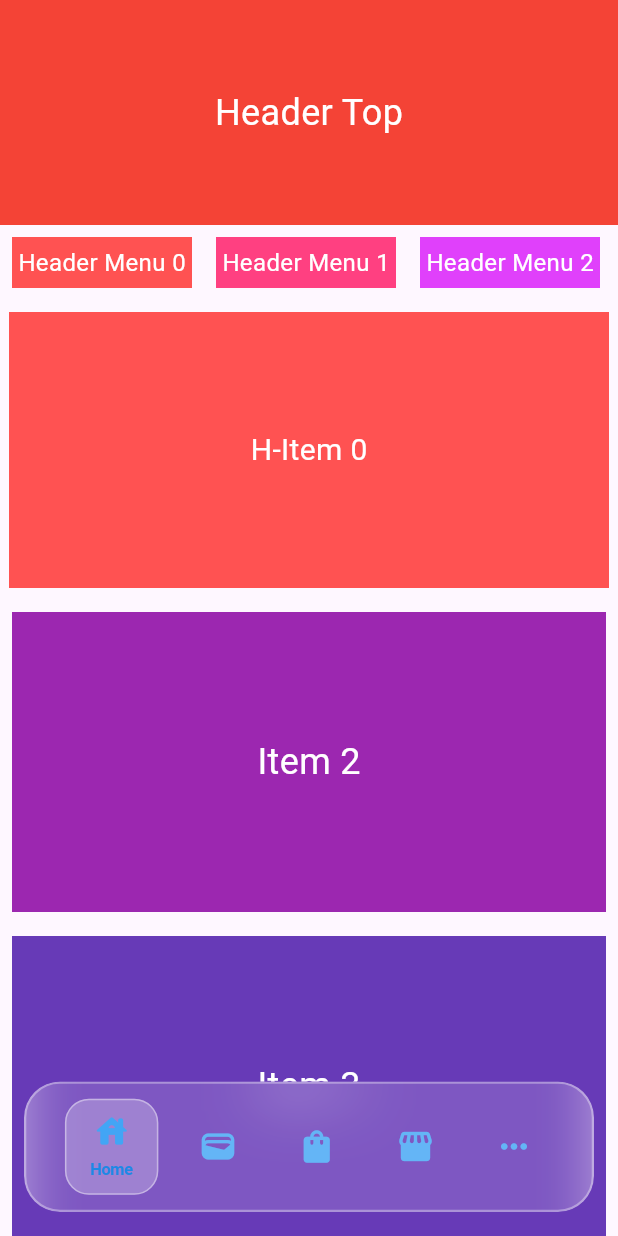
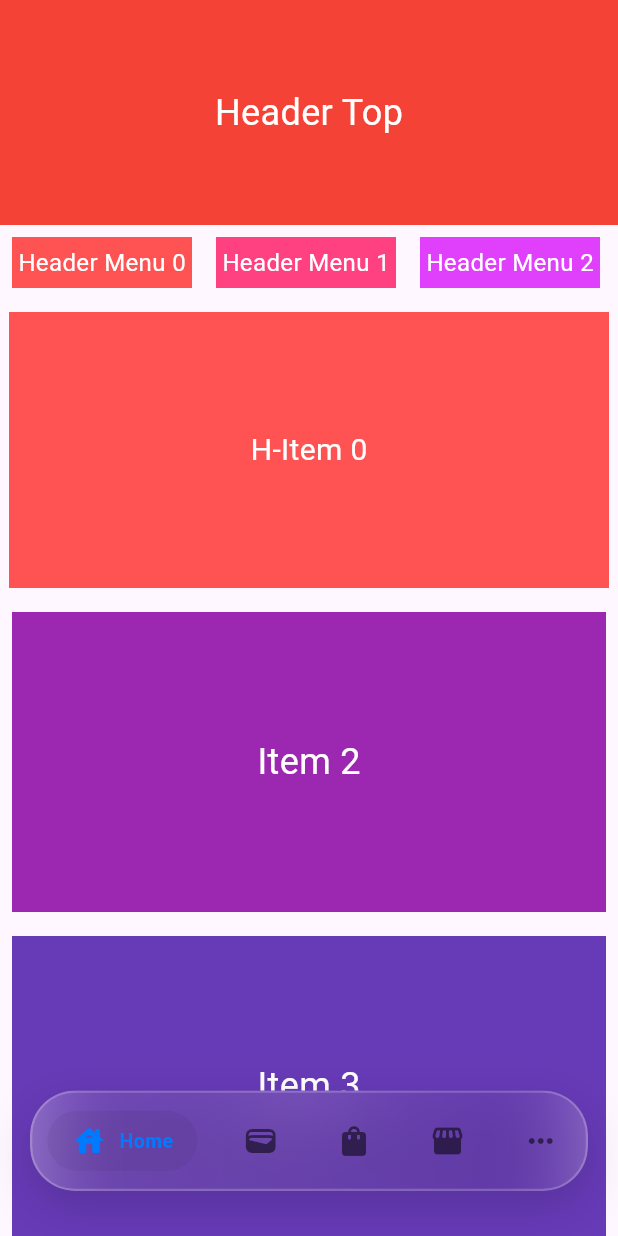
Before and after one commit to ikpil/Ratsbucks, a Flutter app: the screen it shows after launch, on a phone screen of 412 x 824 dp. Run offline on Flutter 3.47's test engine with Material 3 defaults, Android fonts, the light colour scheme and no system bars.

Commit message:
하단 내비게이션 리큐드 글래스 처럼 처리

```diff
--- a/lib/widgets/glass_navbar.dart
+++ b/lib/widgets/glass_navbar.dart
@@ -16,30 +16,51 @@ class GlassNavBar extends StatelessWidget {
   @override
   Widget build(BuildContext context) {
     return Container(
-      padding: const EdgeInsets.only(left: 16, right: 16, bottom: 16),
-      child: ClipRRect(
-        borderRadius: BorderRadius.circular(24),
-        child: BackdropFilter(
-          filter: ImageFilter.blur(sigmaX: 20, sigmaY: 20),
+      padding: const EdgeInsets.only(left: 20, right: 20, bottom: 30),
       child: Container(
         decoration: BoxDecoration(
-              color: Colors.white.withOpacity(0.15),
+          borderRadius: BorderRadius.circular(30),
+          boxShadow: [
+            BoxShadow(
+              color: Colors.black.withOpacity(0.15),
+              blurRadius: 25,
+              offset: const Offset(0, 10),
+            ),
+          ],
+        ),
+        child: ClipRRect(
+          borderRadius: BorderRadius.circular(30),
+          child: BackdropFilter(
+            filter: ImageFilter.blur(sigmaX: 30, sigmaY: 30),
+            child: Container(
+              decoration: BoxDecoration(
+                color: Colors.white.withOpacity(0.2),
+                borderRadius: BorderRadius.circular(30),
                 border: Border.all(
-                color: Colors.white.withOpacity(0.35),
+                  color: Colors.white.withOpacity(0.2),
                   width: 1.5,
                 ),
-              borderRadius: BorderRadius.circular(24),
+                gradient: LinearGradient(
+                  begin: Alignment.topLeft,
+                  end: Alignment.bottomRight,
+                  colors: [
+                    Colors.white.withOpacity(0.5),
+                    Colors.white.withOpacity(0.1),
+                  ],
+                  stops: const [0.0, 1.0],
+                ),
               ),
               child: Padding(
                 padding: const EdgeInsets.symmetric(
-                horizontal: 12,
-                vertical: 10,
+                  horizontal: 10,
+                  vertical: 12,
                 ),
                 child: Row(
-                mainAxisAlignment: MainAxisAlignment.spaceEvenly,
+                  mainAxisAlignment: MainAxisAlignment.spaceBetween,
                   children: List.generate(
                     items.length,
                     (index) => _buildNavItem(index),
+                  ),
                 ),
               ),
             ),
@@ -55,44 +76,36 @@ class GlassNavBar extends StatelessWidget {
 
     return GestureDetector(
       onTap: () => onItemTapped(index),
+      behavior: HitTestBehavior.opaque,
       child: AnimatedContainer(
         duration: const Duration(milliseconds: 300),
-        curve: Curves.easeInOut,
+        curve: Curves.easeOutCubic,
         padding: EdgeInsets.symmetric(
-          horizontal: isSelected ? 16 : 12,
-          vertical: isSelected ? 8 : 6,
+          horizontal: isSelected ? 16 : 8,
+          vertical: 8,
         ),
         decoration: BoxDecoration(
-          color: isSelected
-              ? Colors.white.withOpacity(0.25)
-              : Colors.transparent,
-          border: Border.all(
-            color: isSelected
-                ? Colors.white.withOpacity(0.4)
-                : Colors.transparent,
-            width: 1,
+          color:
+              isSelected ? Colors.black.withOpacity(0.05) : Colors.transparent,
+          borderRadius: BorderRadius.circular(20),
         ),
-          borderRadius: BorderRadius.circular(16),
-        ),
-        child: Column(
+        child: Row(
           mainAxisSize: MainAxisSize.min,
           children: [
             Icon(
               item['icon'],
-              color: isSelected
-                  ? Colors.blue.shade400
-                  : Colors.blue.shade300,
-              size: 26,
+              color: isSelected ? const Color(0xFF007AFF) : Colors.black54,
+              size: 24,
             ),
             if (isSelected) ...[
-              const SizedBox(height: 4),
+              const SizedBox(width: 8),
               Text(
                 item['label'],
-                style: TextStyle(
-                  color: Colors.blue.shade600,
-                  fontSize: 11,
+                style: const TextStyle(
+                  color: Color(0xFF007AFF),
+                  fontSize: 13,
                   fontWeight: FontWeight.w600,
-                  letterSpacing: -0.3,
+                  letterSpacing: 0.3,
                 ),
               ),
             ],
```
Lines whose indentation alone changed are shown as unchanged.
